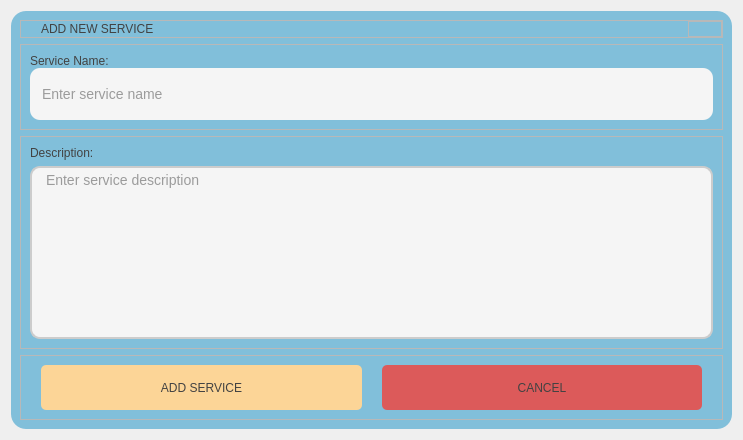
Old version of the form Desktop_Application/Frontend/ui-files/addService.ui in the repository DreddVDomasian/Petmate-Desktop-Application.
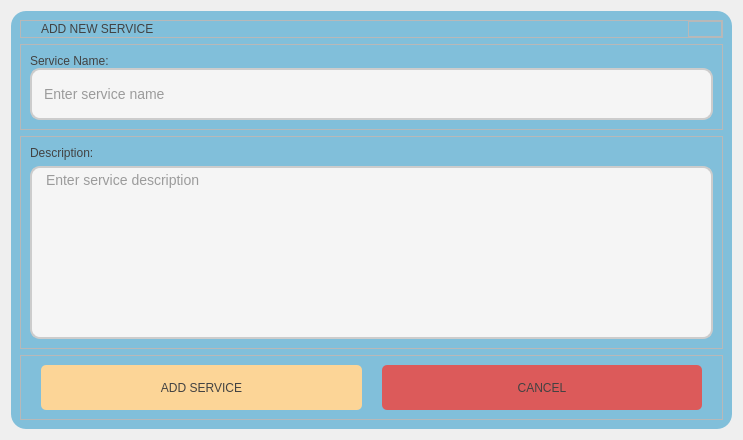
New version of the form. Icons and pictures are not drawn.

Patch:
```diff
--- a/Desktop_Application/Frontend/ui-files/addService.ui
+++ b/Desktop_Application/Frontend/ui-files/addService.ui
@@ -30,6 +30,7 @@
 }
 
 QLineEdit{
+    border: 2px solid #cccccc;  /* Add this line */
     border-radius: 10px;
 	font-family: &quot;Montserrat Medium&quot;;
 	font-weight: 57;
```
